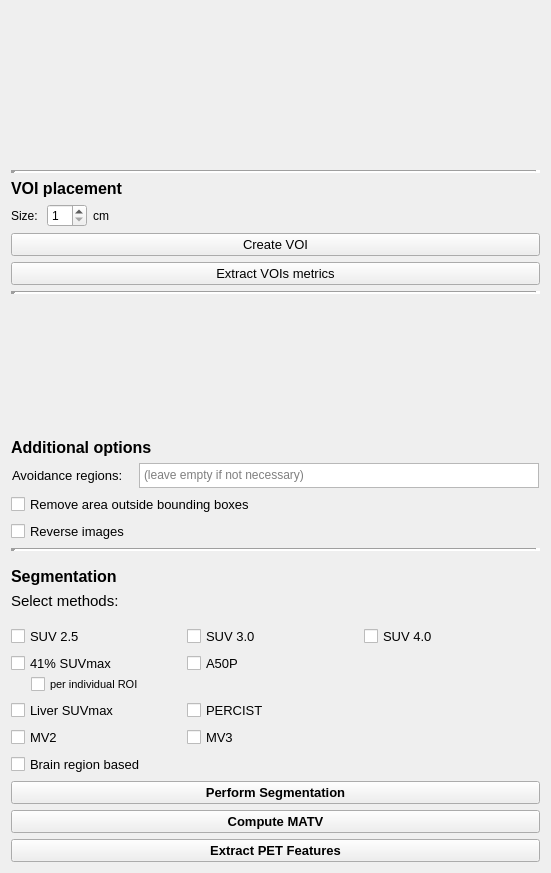
First picture: the form in MUSTsegmenter/Resources/UI/MUSTsegmenter.ui, repository kyliekeijzer/Slicer-PET-MUST-segmenter, before the edit.
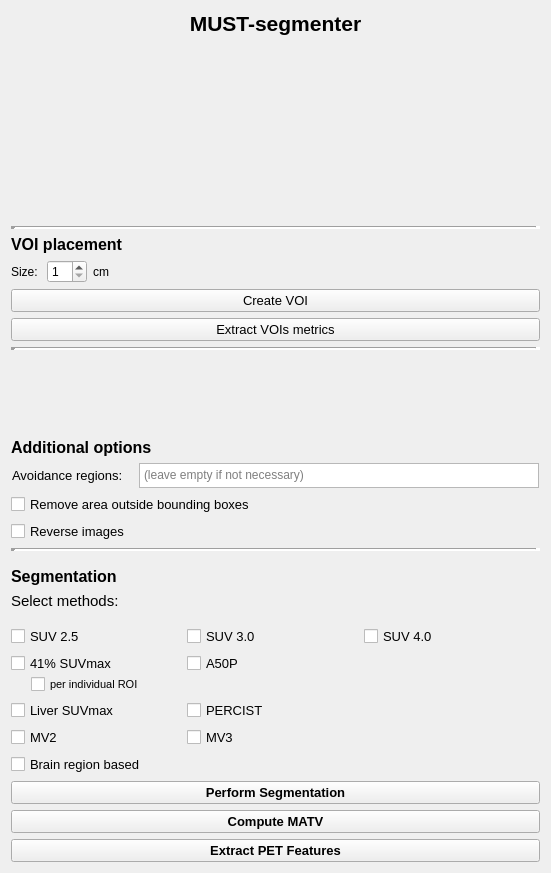
Second picture: the form after the edit. Custom widgets are drawn as their Qt base class.

Diff of the .ui file:
```diff
--- a/MUSTsegmenter/Resources/UI/MUSTsegmenter.ui
+++ b/MUSTsegmenter/Resources/UI/MUSTsegmenter.ui
@@ -23,6 +23,50 @@
    </size>
   </property>
   <layout class="QVBoxLayout" name="verticalLayout">
+   <item>
+    <widget class="QLabel" name="title">
+     <property name="maximumSize">
+      <size>
+       <width>16777215</width>
+       <height>16777215</height>
+      </size>
+     </property>
+     <property name="font">
+      <font>
+       <pointsize>16</pointsize>
+       <weight>75</weight>
+       <bold>true</bold>
+       <underline>false</underline>
+       <kerning>true</kerning>
+      </font>
+     </property>
+     <property name="cursor">
+      <cursorShape>CrossCursor</cursorShape>
+     </property>
+     <property name="layoutDirection">
+      <enum>Qt::LeftToRight</enum>
+     </property>
+     <property name="text">
+      <string>MUST-segmenter</string>
+     </property>
+     <property name="alignment">
+      <set>Qt::AlignCenter</set>
+     </property>
+    </widget>
+   </item>
+   <item>
+    <spacer name="verticalSpacer_6">
+     <property name="orientation">
+      <enum>Qt::Vertical</enum>
+     </property>
+     <property name="sizeHint" stdset="0">
+      <size>
+       <width>20</width>
+       <height>10</height>
+      </size>
+     </property>
+    </spacer>
+   </item>
    <item>
     <widget class="QLabel" name="icon">
      <property name="enabled">
```
